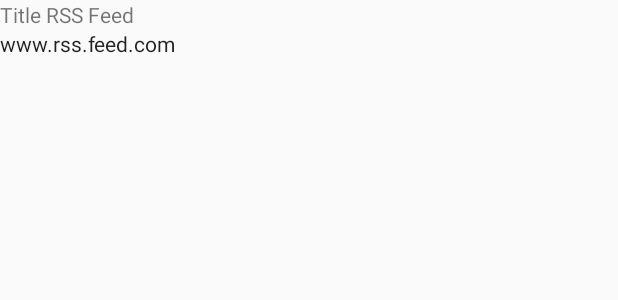
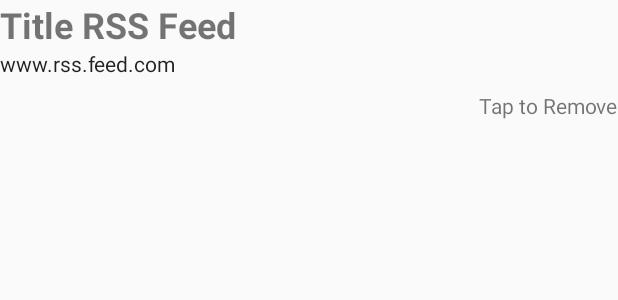
Before and after one commit to msanto7/RSSFeed, an Android app: the layout rss_edit_feed_item_row.xml on its own in the app's theme, with its tools: preview values and no code run, on a phone screen of 412 x 824 dp. Shown: the top 300 px of the screen. Run offline under Robolectric (Android 15) with nearby library versions, the phone set to English and light mode, and no system bars.

```diff
--- a/app/build.gradle
+++ b/app/build.gradle
@@ -19,11 +19,12 @@ android {
 }
 
 dependencies {
-    implementation fileTree(dir: 'libs', include: ['*.jar'])
+    implementation fileTree(include: ['*.jar'], dir: 'libs')
     implementation 'com.android.support:appcompat-v7:27.1.1'
     implementation 'com.android.support.constraint:constraint-layout:1.1.3'
     implementation 'com.android.support:design:27.1.1'
     testImplementation 'junit:junit:4.12'
     androidTestImplementation 'com.android.support.test:runner:1.0.2'
     androidTestImplementation 'com.android.support.test.espresso:espresso-core:3.0.2'
+    implementation files('C:/Users/Mike/AndroidStudioProjects/RSSFeed/libs/Simple-Rss2-Android.jar')
 }
--- a/app/src/main/AndroidManifest.xml
+++ b/app/src/main/AndroidManifest.xml
@@ -1,6 +1,7 @@
 <?xml version="1.0" encoding="utf-8"?>
 <manifest xmlns:android="http://schemas.android.com/apk/res/android"
     package="com.msturtle.mike.rssfeed">
+    <uses-permission android:name="android.permission.INTERNET" />
 
     <application
         android:allowBackup="true"
--- a/app/src/main/res/layout/rss_edit_feed_item_row.xml
+++ b/app/src/main/res/layout/rss_edit_feed_item_row.xml
@@ -13,17 +13,29 @@
         android:layout_alignParentTop="true"
         android:ems="10"
         android:inputType="textPersonName"
-        android:text="Title RSS Feed" />
+        android:text="Title RSS Feed"
+        android:textSize="24sp"
+        android:textStyle="bold"
+        tools:paddingTop="10dp" />
 
     <TextView
         android:id="@+id/rssEditFeedAddressTextView"
         android:layout_width="wrap_content"
         android:layout_height="wrap_content"
+        android:layout_below="@+id/rss_edit_feed_title_textview"
         android:layout_alignStart="@+id/rss_feed_item_textview"
-        android:layout_below="@+id/rss_edit_feed_title_textview"
         android:layout_alignParentBottom="true"
         android:ems="10"
         android:inputType="textPersonName"
         android:text="www.rss.feed.com"
-        android:textAppearance="@style/TextAppearance.AppCompat" />
+        android:textAppearance="@style/TextAppearance.AppCompat"
+        tools:paddingTop="5dp" />
+
+    <TextView
+        android:id="@+id/textView"
+        android:layout_width="wrap_content"
+        android:layout_height="wrap_content"
+        android:layout_alignParentEnd="true"
+        android:layout_alignParentBottom="true"
+        android:text="Tap to Remove" />
 </RelativeLayout>
```
Also changed, not shown: app/src/main/java/com/msturtle/mike/rssfeed/MainActivity.java (+27 -1 lines), app/src/main/java/com/msturtle/mike/rssfeed/RssItem.java (added, +41 -0 lines), libs/Simple-Rss2-Android.jar (added).
